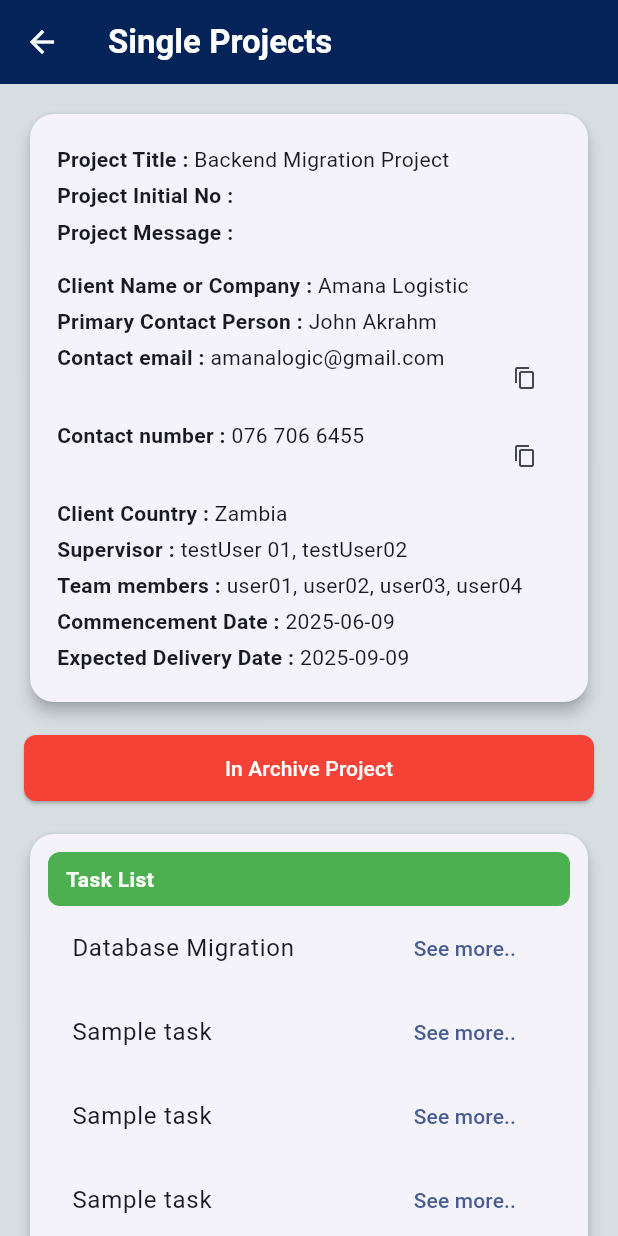
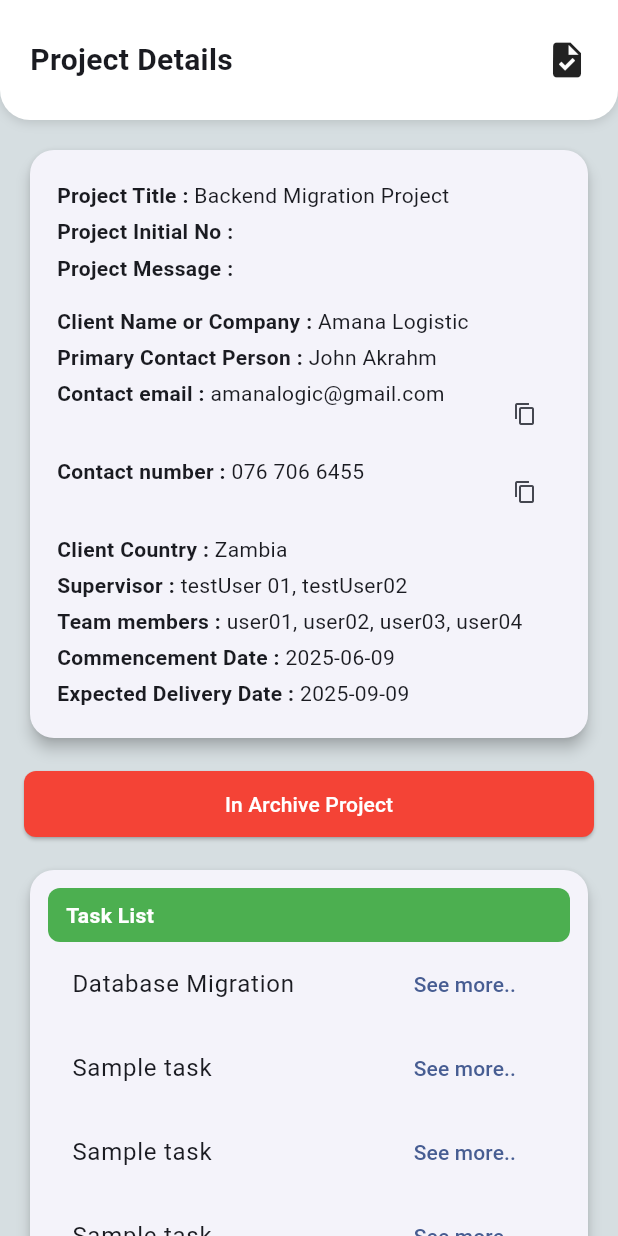
Before and after one commit to pasinduJDJ/exfactor, a Flutter app: the AdminSingleProjectScreen screen opened directly, on a phone screen of 412 x 824 dp. Run offline on Flutter 3.47's test engine with Material 3 defaults, Android fonts, the phone set to English and light mode, and no system bars; our stand-ins replace cloud_firestore, firebase_auth, firebase_core, firebase_messaging, firebase_storage, flutter_local_notifications and 2 more; accounts and stored records are empty.

Commit message:
Admin User Profile Dahsboard Do some updates

```diff
--- a/lib/screens/admin/admin_single_project_screen.dart
+++ b/lib/screens/admin/admin_single_project_screen.dart
@@ -1,3 +1,4 @@
+import 'package:exfactor/widgets/common/custom_app_bar_with_icon.dart';
 import 'package:flutter/material.dart';
 import '../../utils/colors.dart';
 
@@ -29,14 +30,7 @@ class AdminSingleProjectScreen extends StatelessWidget {
     };
     return Scaffold(
       backgroundColor: KbgColor,
-      appBar: AppBar(
-        title: const Text('Single Projects',
-            style: TextStyle(fontWeight: FontWeight.bold)),
-        backgroundColor: kPrimaryColor,
-        foregroundColor: kWhite,
-        elevation: 1,
-        iconTheme: const IconThemeData(color: kWhite),
-      ),
+      appBar: CustomAppBarWithIcon(icon: Icons.task, title: "Project Details"),
       body: SingleChildScrollView(
         padding: const EdgeInsets.all(16),
         child: Column(
```
Also changed, not shown: lib/screens/admin/admin_notification_screen.dart (+6 -1 lines), lib/screens/admin/admin_single_profile.dart (+21 -16 lines), lib/widgets/user_card_view.dart (+17 -5 lines).
